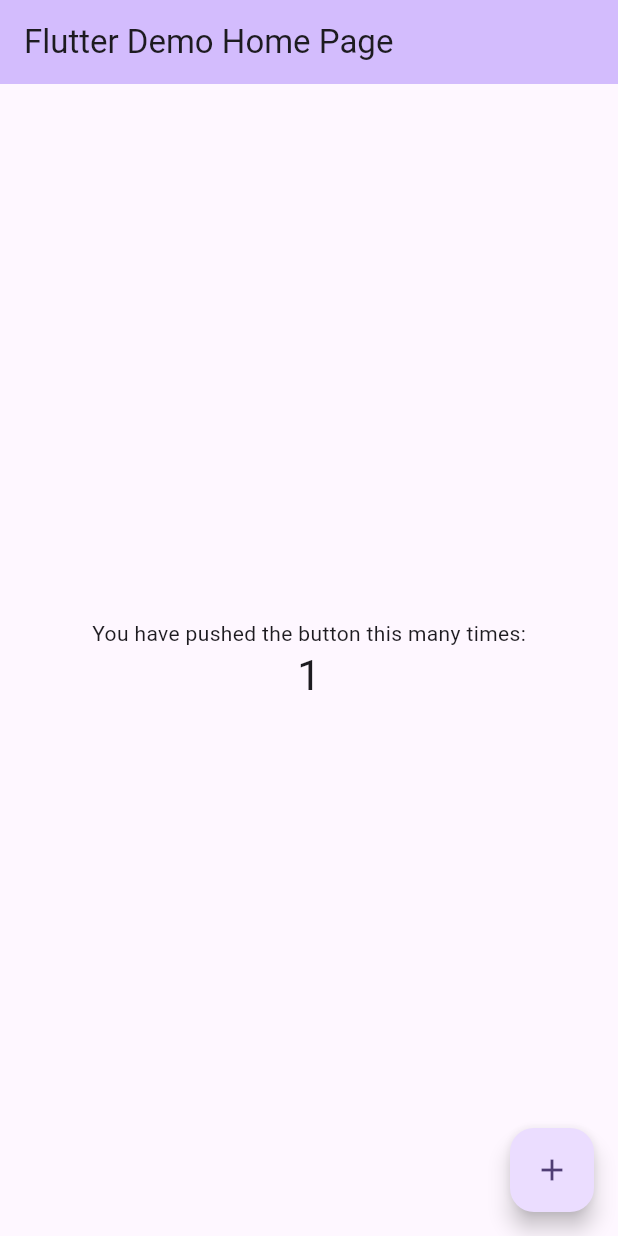
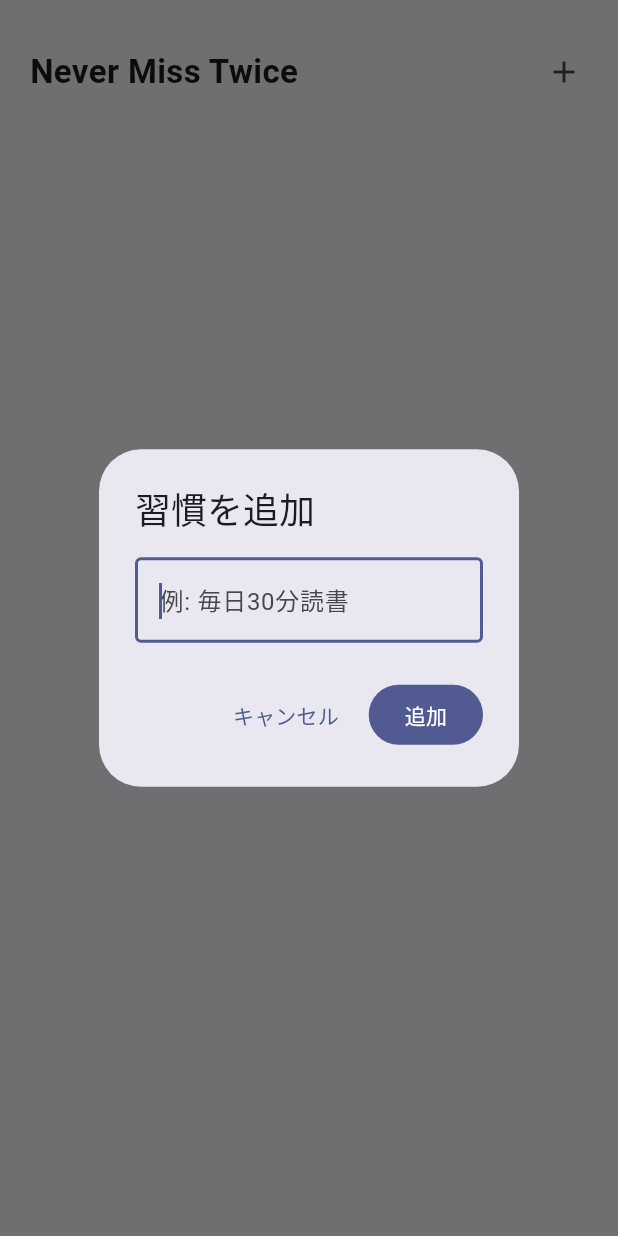
Before and after one commit to q-1-p/never-miss-twice, a Flutter app: the screen it shows after launch, after a tap on the "add" icon, on a phone screen of 412 x 824 dp. Run offline on Flutter 3.47's test engine with Material 3 defaults, Android fonts, the phone set to English and light mode, and no system bars; our stand-ins replace shared_preferences.

Commit message:
feat: Never Miss Twice macOS MVP を実装
習慣トラッキングアプリのMVP機能をすべて実装。

- 習慣の追加・削除・一覧表示
- 今日の完了マーク/取り消し
- ストリーク計算（onTrack/warning/broken の3状態）
- 昨日ミスした習慣への警告表示
- 2日連続ミスでストリークリセット
- warning状態の習慣数をDockバッジに表示（MethodChannel）
- SharedPreferencesによるデータ永続化
- ウィンドウサイズ設定（480×600、最小360×400）

Co-Authored-By: Claude Sonnet 4.6 <noreply@anthropic.com>

```diff
--- a/app/lib/main.dart
+++ b/app/lib/main.dart
@@ -1,122 +1,35 @@
 import 'package:flutter/material.dart';
+import 'package:provider/provider.dart';
 
-void main() {
-  runApp(const MyApp());
+import 'providers/habit_provider.dart';
+import 'services/dock_badge_service.dart';
+import 'services/storage_service.dart';
+import 'ui/screens/home_screen.dart';
+
+void main() async {
+  WidgetsFlutterBinding.ensureInitialized();
+  final storage = await StorageService.create();
+  runApp(
+    ChangeNotifierProvider(
+      create: (_) => HabitProvider(storage, DockBadgeService()),
+      child: const NeverMissTwiceApp(),
+    ),
+  );
 }
 
-class MyApp extends StatelessWidget {
-  const MyApp({super.key});
+class NeverMissTwiceApp extends StatelessWidget {
+  const NeverMissTwiceApp({super.key});
 
-  // This widget is the root of your application.
   @override
   Widget build(BuildContext context) {
     return MaterialApp(
-      title: 'Flutter Demo',
+      title: 'Never Miss Twice',
+      debugShowCheckedModeBanner: false,
       theme: ThemeData(
-        // This is the theme of your application.
-        //
-        // TRY THIS: Try running your application with "flutter run". You'll see
-        // the application has a purple toolbar. Then, without quitting the app,
-        // try changing the seedColor in the colorScheme below to Colors.green
-        // and then invoke "hot reload" (save your changes or press the "hot
-        // reload" button in a Flutter-supported IDE, or press "r" if you used
-        // the command line to start the app).
-        //
-        // Notice that the counter didn't reset back to zero; the application
-        // state is not lost during the reload. To reset the state, use hot
-        // restart instead.
-        //
-        // This works for code too, not just values: Most code changes can be
-        // tested with just a hot reload.
-        colorScheme: .fromSeed(seedColor: Colors.deepPurple),
+        colorScheme: ColorScheme.fromSeed(seedColor: Colors.indigo),
+        useMaterial3: true,
       ),
-      home: const MyHomePage(title: 'Flutter Demo Home Page'),
+      home: const HomeScreen(),
     );
   }
 }
-
-class MyHomePage extends StatefulWidget {
-  const MyHomePage({super.key, required this.title});
-
-  // This widget is the home page of your application. It is stateful, meaning
-  // that it has a State object (defined below) that contains fields that affect
-  // how it looks.
-
-  // This class is the configuration for the state. It holds the values (in this
-  // case the title) provided by the parent (in this case the App widget) and
-  // used by the build method of the State. Fields in a Widget subclass are
-  // always marked "final".
-
-  final String title;
-
-  @override
-  State<MyHomePage> createState() => _MyHomePageState();
-}
-
-class _MyHomePageState extends State<MyHomePage> {
-  int _counter = 0;
-
-  void _incrementCounter() {
-    setState(() {
-      // This call to setState tells the Flutter framework that something has
-      // changed in this State, which causes it to rerun the build method below
-      // so that the display can reflect the updated values. If we changed
-      // _counter without calling setState(), then the build method would not be
-      // called again, and so nothing would appear to happen.
-      _counter++;
-    });
-  }
-
-  @override
-  Widget build(BuildContext context) {
-    // This method is rerun every time setState is called, for instance as done
-    // by the _incrementCounter method above.
-    //
-    // The Flutter framework has been optimized to make rerunning build methods
-    // fast, so that you can just rebuild anything that needs updating rather
-    // than having to individually change instances of widgets.
-    return Scaffold(
-      appBar: AppBar(
-        // TRY THIS: Try changing the color here to a specific color (to
-        // Colors.amber, perhaps?) and trigger a hot reload to see the AppBar
-        // change color while the other colors stay the same.
-        backgroundColor: Theme.of(context).colorScheme.inversePrimary,
-        // Here we take the value from the MyHomePage object that was created by
-        // the App.build method, and use it to set our appbar title.
-        title: Text(widget.title),
-      ),
-      body: Center(
-        // Center is a layout widget. It takes a single child and positions it
-        // in the middle of the parent.
-        child: Column(
-          // Column is also a layout widget. It takes a list of children and
-          // arranges them vertically. By default, it sizes itself to fit its
-          // children horizontally, and tries to be as tall as its parent.
-          //
-          // Column has various properties to control how it sizes itself and
-          // how it positions its children. Here we use mainAxisAlignment to
-          // center the children vertically; the main axis here is the vertical
-          // axis because Columns are vertical (the cross axis would be
-          // horizontal).
-          //
-          // TRY THIS: Invoke "debug painting" (choose the "Toggle Debug Paint"
-          // action in the IDE, or press "p" in the console), to see the
-          // wireframe for each widget.
-          mainAxisAlignment: .center,
-          children: [
-            const Text('You have pushed the button this many times:'),
-            Text(
-              '$_counter',
-              style: Theme.of(context).textTheme.headlineMedium,
-            ),
-          ],
-        ),
-      ),
-      floatingActionButton: FloatingActionButton(
-        onPressed: _incrementCounter,
-        tooltip: 'Increment',
-        child: const Icon(Icons.add),
-      ),
-    );
-  }
-}
--- /dev/null
+++ b/app/lib/models/habit.dart
@@ -0,0 +1,40 @@
+class Habit {
+  final String id;
+  final String name;
+  final DateTime createdAt;
+  final Set<String> completedDates;
+
+  const Habit({
+    required this.id,
+    required this.name,
+    required this.createdAt,
+    this.completedDates = const {},
+  });
+
+  Map<String, dynamic> toJson() => {
+        'id': id,
+        'name': name,
+        'createdAt': createdAt.toIso8601String(),
+        'completedDates': completedDates.toList(),
+      };
+
+  factory Habit.fromJson(Map<String, dynamic> json) => Habit(
+        id: json['id'] as String,
+        name: json['name'] as String,
+        createdAt: DateTime.parse(json['createdAt'] as String),
+        completedDates: Set<String>.from(json['completedDates'] as List),
+      );
+
+  Habit copyWith({
+    String? id,
+    String? name,
+    DateTime? createdAt,
+    Set<String>? completedDates,
+  }) =>
+      Habit(
+        id: id ?? this.id,
+        name: name ?? this.name,
+        createdAt: createdAt ?? this.createdAt,
+        completedDates: completedDates ?? this.completedDates,
+      );
+}
--- /dev/null
+++ b/app/lib/providers/habit_provider.dart
@@ -0,0 +1,114 @@
+import 'package:flutter/foundation.dart';
+
+import '../models/habit.dart';
+import '../services/dock_badge_service.dart';
+import '../services/storage_service.dart';
+
+enum StreakStatus { onTrack, warning, broken }
+
+class HabitProvider extends ChangeNotifier {
+  final StorageService _storage;
+  final DockBadgeService _dockBadge;
+
+  List<Habit> _habits = [];
+
+  List<Habit> get habits => List.unmodifiable(_habits);
+
+  HabitProvider(this._storage, this._dockBadge) {
+    _habits = _storage.loadHabits();
+    _updateDockBadge();
+  }
+
+  // ── date helpers ──────────────────────────────────────────────────────────
+
+  static String _dateKey(DateTime date) =>
+      '${date.year}-${date.month.toString().padLeft(2, '0')}-'
+      '${date.day.toString().padLeft(2, '0')}';
+
+  static String get todayKey => _dateKey(DateTime.now());
+
+  static String get _yesterdayKey =>
+      _dateKey(DateTime.now().subtract(const Duration(days: 1)));
+
+  // ── streak logic ──────────────────────────────────────────────────────────
+
+  StreakStatus streakStatus(Habit habit) {
+    final today = todayKey;
+    final yesterday = _yesterdayKey;
+
+    if (habit.completedDates.contains(today)) return StreakStatus.onTrack;
+    if (habit.completedDates.contains(yesterday)) return StreakStatus.warning;
+
+    // 作成日が今日なら初日なのでbrokenではない
+    if (_dateKey(habit.createdAt) == today) return StreakStatus.onTrack;
+
+    return StreakStatus.broken;
+  }
+
+  int currentStreak(Habit habit) {
+    final status = streakStatus(habit);
+    if (status == StreakStatus.broken) return 0;
+
+    // 今日完了済みなら今日から、そうでなければ昨日から遡る
+    var cursor = habit.completedDates.contains(todayKey)
+        ? DateTime.now()
+        : DateTime.now().subtract(const Duration(days: 1));
+
+    var streak = 0;
+    while (habit.completedDates.contains(_dateKey(cursor))) {
+      streak++;
+      cursor = cursor.subtract(const Duration(days: 1));
+    }
+    return streak;
+  }
+
+  int get atRiskCount =>
+      _habits.where((h) => streakStatus(h) == StreakStatus.warning).length;
+
+  // ── mutations ─────────────────────────────────────────────────────────────
+
+  void addHabit(String name) {
+    final habit = Habit(
+      id: DateTime.now().millisecondsSinceEpoch.toString(),
+      name: name.trim(),
+      createdAt: DateTime.now(),
+      completedDates: {},
+    );
+    _habits = [..._habits, habit];
+    _persist();
+    notifyListeners();
+  }
+
+  void removeHabit(String id) {
+    _habits = _habits.where((h) => h.id != id).toList();
+    _persist();
+    notifyListeners();
+    _updateDockBadge();
+  }
+
+  void toggleCompletion(String id) {
+    final today = todayKey;
+    _habits = _habits.map((h) {
+      if (h.id != id) return h;
+      final dates = Set<String>.from(h.completedDates);
+      if (dates.contains(today)) {
+        dates.remove(today);
+      } else {
+        dates.add(today);
+      }
+      return h.copyWith(completedDates: dates);
+    }).toList();
+    _persist();
+    notifyListeners();
+    _updateDockBadge();
+  }
+
+  // ── private ───────────────────────────────────────────────────────────────
+
+  void _persist() => _storage.saveHabits(_habits);
+
+  void _updateDockBadge() {
+    final count = atRiskCount;
+    _dockBadge.setBadge(count > 0 ? count.toString() : null);
+  }
+}
--- /dev/null
+++ b/app/lib/services/dock_badge_service.dart
@@ -0,0 +1,17 @@
+import 'package:flutter/foundation.dart';
+import 'package:flutter/services.dart';
+
+class DockBadgeService {
+  static const _channel = MethodChannel('com.nevermisstwice/dock_badge');
+
+  Future<void> setBadge(String? label) async {
+    try {
+      await _channel.invokeMethod<void>(
+        'setBadgeLabel',
+        {'label': label ?? ''},
+      );
+    } on PlatformException catch (e) {
+      debugPrint('DockBadge not supported: ${e.message}');
+    }
+  }
+}
--- /dev/null
+++ b/app/lib/services/storage_service.dart
@@ -0,0 +1,30 @@
+import 'dart:convert';
+
+import 'package:shared_preferences/shared_preferences.dart';
+
+import '../models/habit.dart';
+
+class StorageService {
+  static const _habitsKey = 'habits_v1';
+
+  final SharedPreferences _prefs;
+
+  StorageService(this._prefs);
+
+  static Future<StorageService> create() async {
+    final prefs = await SharedPreferences.getInstance();
+    return StorageService(prefs);
+  }
+
+  List<Habit> loadHabits() {
+    final jsonString = _prefs.getString(_habitsKey);
+    if (jsonString == null) return [];
+    final list = jsonDecode(jsonString) as List<dynamic>;
+    return list.map((e) => Habit.fromJson(e as Map<String, dynamic>)).toList();
+  }
+
+  Future<void> saveHabits(List<Habit> habits) async {
+    final jsonString = jsonEncode(habits.map((h) => h.toJson()).toList());
+    await _prefs.setString(_habitsKey, jsonString);
+  }
+}
--- /dev/null
+++ b/app/lib/ui/screens/home_screen.dart
@@ -0,0 +1,64 @@
+import 'package:flutter/material.dart';
+import 'package:provider/provider.dart';
+
+import '../../providers/habit_provider.dart';
+import '../widgets/add_habit_dialog.dart';
+import '../widgets/habit_list_item.dart';
+
+class HomeScreen extends StatelessWidget {
+  const HomeScreen({super.key});
+
+  @override
+  Widget build(BuildContext context) {
+    final provider = context.watch<HabitProvider>();
+    final habits = provider.habits;
+
+    return Scaffold(
+      backgroundColor: const Color(0xFFF2F2F7),
+      body: Column(
+        crossAxisAlignment: CrossAxisAlignment.stretch,
+        children: [
+          // ── ヘッダー ────────────────────────────────────────────────
+          Padding(
+            padding: const EdgeInsets.fromLTRB(20, 24, 12, 8),
+            child: Row(
+              children: [
+                const Text(
+                  'Never Miss Twice',
+                  style: TextStyle(
+                    fontSize: 22,
+                    fontWeight: FontWeight.bold,
+                  ),
+                ),
+                const Spacer(),
+                IconButton(
+                  icon: const Icon(Icons.add),
+                  tooltip: '習慣を追加',
+                  onPressed: () => showDialog<void>(
+                    context: context,
+                    builder: (_) => const AddHabitDialog(),
+                  ),
+                ),
+              ],
+            ),
+          ),
+          // ── 習慣リスト ───────────────────────────────────────────────
+          Expanded(
+            child: habits.isEmpty
+                ? const Center(
+                    child: Text(
+                      '右上の + ボタンで習慣を追加してください',
+                      style: TextStyle(color: Colors.grey),
+                    ),
+                  )
+                : ListView.builder(
+                    padding: const EdgeInsets.only(bottom: 16),
+                    itemCount: habits.length,
+                    itemBuilder: (_, i) => HabitListItem(habit: habits[i]),
+                  ),
+          ),
+        ],
+      ),
+    );
+  }
+}
--- /dev/null
+++ b/app/lib/ui/widgets/add_habit_dialog.dart
@@ -0,0 +1,55 @@
+import 'package:flutter/material.dart';
+import 'package:provider/provider.dart';
+
+import '../../providers/habit_provider.dart';
+
+class AddHabitDialog extends StatefulWidget {
+  const AddHabitDialog({super.key});
+
+  @override
+  State<AddHabitDialog> createState() => _AddHabitDialogState();
+}
+
+class _AddHabitDialogState extends State<AddHabitDialog> {
+  final _controller = TextEditingController();
+
+  @override
+  void dispose() {
+    _controller.dispose();
+    super.dispose();
+  }
+
+  void _submit() {
+    final name = _controller.text.trim();
+    if (name.isEmpty) return;
+    context.read<HabitProvider>().addHabit(name);
+    Navigator.of(context).pop();
+  }
+
+  @override
+  Widget build(BuildContext context) {
+    return AlertDialog(
+      title: const Text('習慣を追加'),
+      content: TextField(
+        controller: _controller,
+        decoration: const InputDecoration(
+          hintText: '例: 毎日30分読書',
+          border: OutlineInputBorder(),
+        ),
+        autofocus: true,
+        onSubmitted: (_) => _submit(),
+        textInputAction: TextInputAction.done,
+      ),
+      actions: [
+        TextButton(
+          onPressed: () => Navigator.of(context).pop(),
+          child: const Text('キャンセル'),
+        ),
+        FilledButton(
+          onPressed: _submit,
+          child: const Text('追加'),
+        ),
+      ],
+    );
+  }
+}
--- a/app/pubspec.yaml
+++ b/app/pubspec.yaml
@@ -34,6 +34,9 @@ dependencies:
   # The following adds the Cupertino Icons font to your application.
   # Use with the CupertinoIcons class for iOS style icons.
   cupertino_icons: ^1.0.8
+
+  provider: ^6.1.2
+  shared_preferences: ^2.3.3
 
 dev_dependencies:
   flutter_test:
```
Also changed, not shown: app/lib/ui/widgets/habit_list_item.dart (added, +91 -0 lines), app/pubspec.lock, 14 other files.
